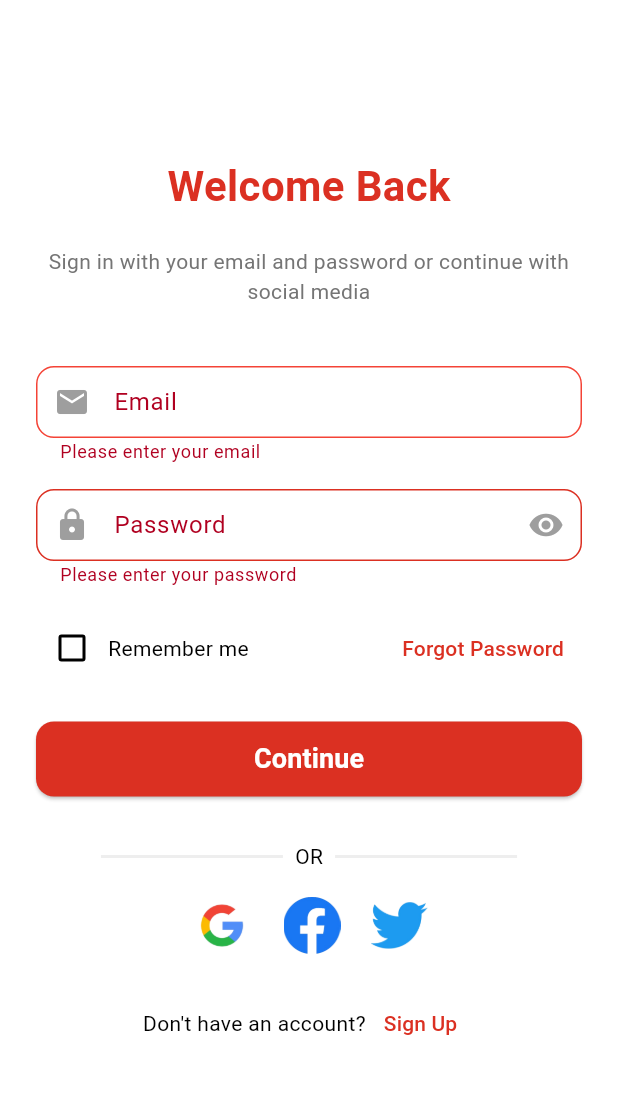
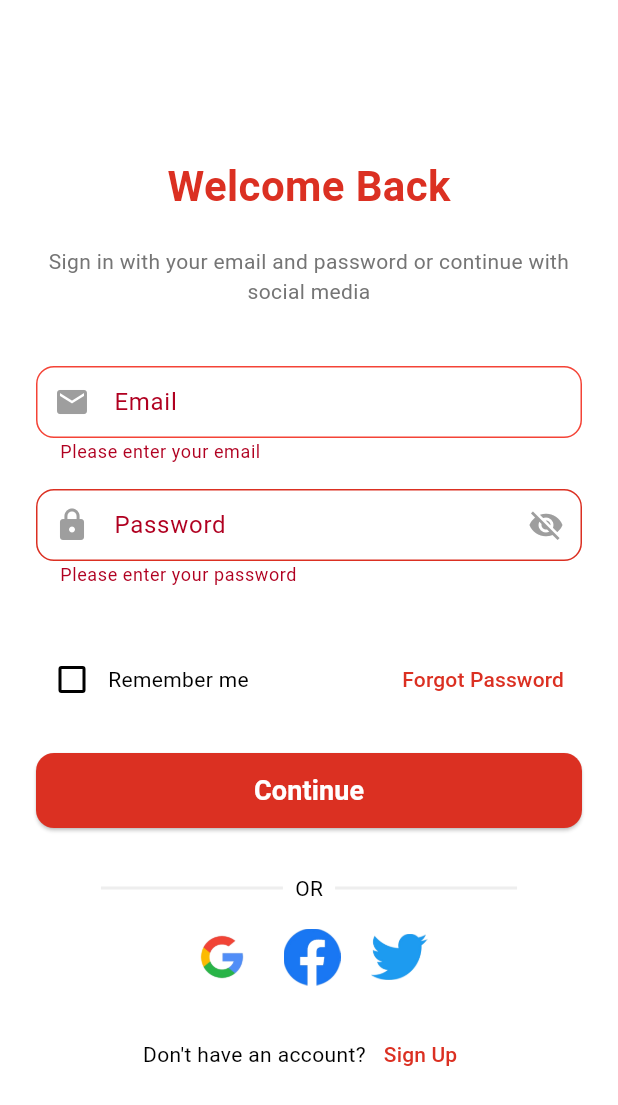
Before and after one commit to meraj15/Product-APP, a Flutter app: the screen it shows after launch, after a tap on "Continue", on a phone screen of 412 x 824 dp. Shown: the top 1105 px of the screen. Run offline on Flutter 3.47's test engine with Material 3 defaults, Android fonts, the light colour scheme and no system bars; our stand-ins replace carousel_slider, dots_indicator, flutter_rating_bar, flutter_slidable, flutter_styled_toast, flutter_svg and 9 more; missing offline and left inert: flutter_inappwebview, razorpay_flutter; accounts and stored records are empty; network calls fail.

Commit message:
Some changes done and solve some bugs

```diff
--- a/lib/config/endpoint.dart
+++ b/lib/config/endpoint.dart
@@ -1,6 +1,6 @@
 class APIEndPoint {
-  static const String _baseEndPoint ="https://ecommerce-renderer.onrender.com/api";
-  //  static const String _baseEndPoint = "http://192.168.0.118:3000/api";
+  // static const String _baseEndPoint ="https://ecommerce-renderer.onrender.com/api";
+   static const String _baseEndPoint = "http://192.168.0.109:3000/api";
   static const String productGetEndPoint = "$_baseEndPoint/products";
   static const String addCartScreenEndPoint = "$_baseEndPoint/carts/:userId";
   static const String favouriteScreenEndPoint ="$_baseEndPoint/favourites/:userId";
--- a/lib/view/login_screen.dart
+++ b/lib/view/login_screen.dart
@@ -1,7 +1,6 @@
 import 'package:flutter/material.dart';
 import 'package:flutter/services.dart';
 import 'package:product_app/constant/contant.dart';
-import 'package:product_app/main.dart';
 import 'package:product_app/provider/product_provider.dart';
 import 'package:product_app/routes/app_routes.dart';
 import 'package:product_app/view/forgot_password_screen.dart';
@@ -19,10 +18,12 @@ class _LoginScreenState extends State<LoginScreen> {
   final userEmail = TextEditingController();
   final userPassword = TextEditingController();
   GlobalKey<FormState> formKeyLogin = GlobalKey<FormState>();
+
   @override
   Widget build(BuildContext context) {
     final providerRead = context.read<ProductData>();
     final providerWatch = context.watch<ProductData>();
+
     return Scaffold(
       body: SafeArea(
         child: SingleChildScrollView(
@@ -79,8 +80,8 @@ class _LoginScreenState extends State<LoginScreen> {
                         borderRadius: BorderRadius.circular(12),
                         borderSide: const BorderSide(color: Colors.red),
                       ),
-                      errorText: providerWatch.loginScreenErrorMsg.isNotEmpty
-                          ? providerWatch.loginScreenErrorMsg
+                      errorText: providerWatch.emailErrorMsg.isNotEmpty
+                          ? providerWatch.emailErrorMsg
                           : null,
                       hintText: "Email",
                       labelText: "Email",
@@ -99,8 +100,8 @@ class _LoginScreenState extends State<LoginScreen> {
                       FilteringTextInputFormatter.deny(RegExp(r'\s')),
                     ],
                     onChanged: (value) {
-                      if (providerRead.loginScreenErrorMsg.isNotEmpty) {
-                        providerRead.loginScreenErrorMsg = "";
+                      if (providerRead.emailErrorMsg.isNotEmpty) {
+                        providerRead.emailErrorMsg = "";
                         providerRead.notifyListeners();
                       }
                     },
@@ -111,7 +112,7 @@ class _LoginScreenState extends State<LoginScreen> {
                       FocusManager.instance.primaryFocus?.unfocus();
                     },
                     controller: userPassword,
-                    obscureText: providerRead.isClickedPasword,
+                    obscureText: providerRead.isPasswordObscured,
                     decoration: InputDecoration(
                       focusedBorder: OutlineInputBorder(
                         borderRadius: BorderRadius.circular(12),
@@ -120,33 +121,19 @@ class _LoginScreenState extends State<LoginScreen> {
                       ),
                       contentPadding: const EdgeInsets.symmetric(
                           horizontal: 12, vertical: 8),
-                      suffixIcon: providerRead.isClickedPasword
-                          ? IconButton(
-                              onPressed: () {
-                                setState(() {
-                                  providerRead.isClickedPasword = false;
-                                });
-                              },
-                              icon: const Icon(
-                                Icons.visibility,
-                                color: Colors.grey,
-                              ),
-                            )
-                          : IconButton(
-                              onPressed: () {
-                                setState(() {
-                                  providerRead.isClickedPasword = true;
-                                });
-                              },
-                              icon: const Icon(
-                                Icons.visibility_off,
-                                color: Colors.grey,
-                              ),
-                            ),
-                      prefixIcon: const Icon(
-                        Icons.lock,
-                        color: Colors.grey,
+                      suffixIcon: IconButton(
+                        onPressed: () {
+                          providerRead.togglePasswordVisibility();
+                          providerRead.notifyListeners();
+                        },
+                        icon: Icon(
+                          providerRead.isPasswordObscured
+                              ? Icons.visibility_off
+                              : Icons.visibility,
+                          color: Colors.grey,
+                        ),
                       ),
+                      prefixIcon: const Icon(Icons.lock, color: Colors.grey),
                       border: OutlineInputBorder(
                         borderRadius: BorderRadius.circular(12),
                       ),
@@ -158,6 +145,9 @@ class _LoginScreenState extends State<LoginScreen> {
                         borderRadius: BorderRadius.circular(12),
                         borderSide: const BorderSide(color: AppColor.appMainColor),
                       ),
+                      errorText: providerWatch.passwordErrorMsg.isNotEmpty
+                          ? providerWatch.passwordErrorMsg
+                          : null,
                       hintText: "Enter your password",
                       labelText: "Password",
                       errorStyle: const TextStyle(fontSize: 12, height: 0.8),
@@ -168,8 +158,16 @@ class _LoginScreenState extends State<LoginScreen> {
                       }
                       return null;
                     },
+                    onChanged: (value) {
+                      if (providerRead.passwordErrorMsg.isNotEmpty) {
+                        providerRead.passwordErrorMsg = "";
+                        providerRead.notifyListeners();
+                      }
+                    },
                   ),
-                  const SizedBox(height: 20),
+                   const SizedBox(height: 10),
+                  Text(providerRead.passwordErrorMsg),
+                  const SizedBox(height: 10),
                   Row(
                     mainAxisAlignment: MainAxisAlignment.spaceBetween,
                     children: [
@@ -189,11 +187,15 @@ class _LoginScreenState extends State<LoginScreen> {
                       ),
                       TextButton(
                         onPressed: () {
-                          providerRead.loginScreenErrorMsg = "";
-                          Navigator.of(context).push(MaterialPageRoute(
+                          providerRead.emailErrorMsg = "";
+                          providerRead.passwordErrorMsg = "";
+                          Navigator.of(context).push(
+                            MaterialPageRoute(
                               builder: (context) => ForgotPasswordScreen(
-                                    email: userEmail,
-                                  )));
+                                email: userEmail,
+                              ),
+                            ),
+                          );
                         },
                         child: Text(
                           "Forgot Password",
@@ -209,17 +211,15 @@ class _LoginScreenState extends State<LoginScreen> {
                     onPressed: providerRead.isLoginLoading
                         ? null
                         : () async {
-                            if (formKeyLogin.currentState!
-                                .validate()) {
+                            if (formKeyLogin.currentState!.validate()) {
                               setState(() {
                                 providerRead.isLoginLoading = true;
                               });
                               try {
-                                providerRead.loginScreenErrorMsg = "";
                                 await providerRead.userLogin(
                                     userEmail.text, userPassword.text, context);
                               } catch (e) {
-                                providerRead.loginScreenErrorMsg =
+                                providerRead.emailErrorMsg =
                                     "An unexpected error occurred.";
                                 providerRead.notifyListeners();
                                 debugPrint("LoginScreen error: $e");
@@ -317,9 +317,14 @@ class _LoginScreenState extends State<LoginScreen> {
                       const Text("Don't have an account?"),
                       TextButton(
                         onPressed: () {
-                          context.read<ProductData>().loginScreenErrorMsg = "";
-                          Navigator.of(context).push(MaterialPageRoute(builder: (context)=>SignUpScreen(email: userEmail)));
-                          debugPrint("From login to sign-up Userid: $userID");
+                          providerRead.emailErrorMsg = "";
+                          providerRead.passwordErrorMsg = "";
+                          Navigator.of(context).push(
+                            MaterialPageRoute(
+                              builder: (context) => SignUpScreen(email: userEmail),
+                            ),
+                          );
+                          debugPrint("From login to sign-up");
                         },
                         child: Text(
                           "Sign Up",
```
Also changed, not shown: lib/provider/product_provider.dart (+29 -11 lines), lib/view/address_form_screen.dart (+107 -21 lines), lib/view/change_password_screen.dart (+26 -13 lines), lib/view/home_screen.dart (+4 -3 lines), assets/images/beauty.gif (added), assets/images/beauty.jpg (deleted), assets/images/offer.png (deleted), assets/images/product.gif (added), assets/images/product.jpg (deleted), assets/images/profile.png (deleted), assets/images/republic_sale.gif (added), assets/images/republic_sale.jpg (deleted).
